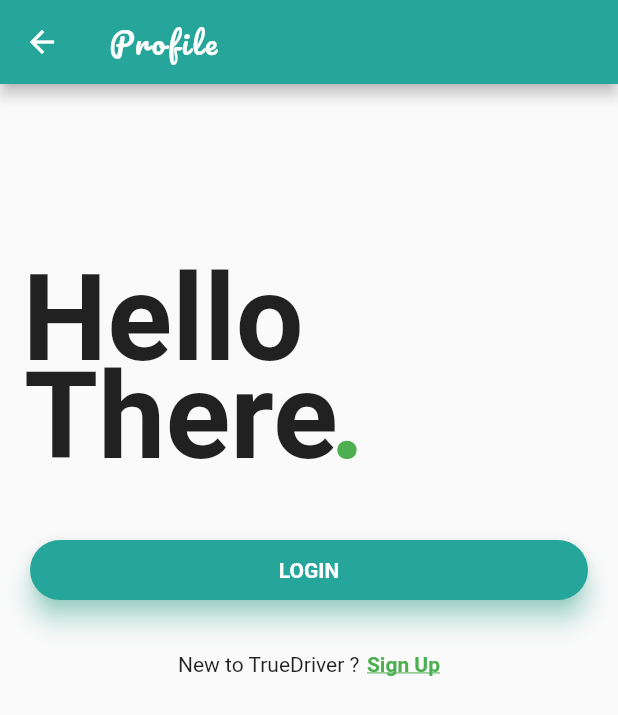
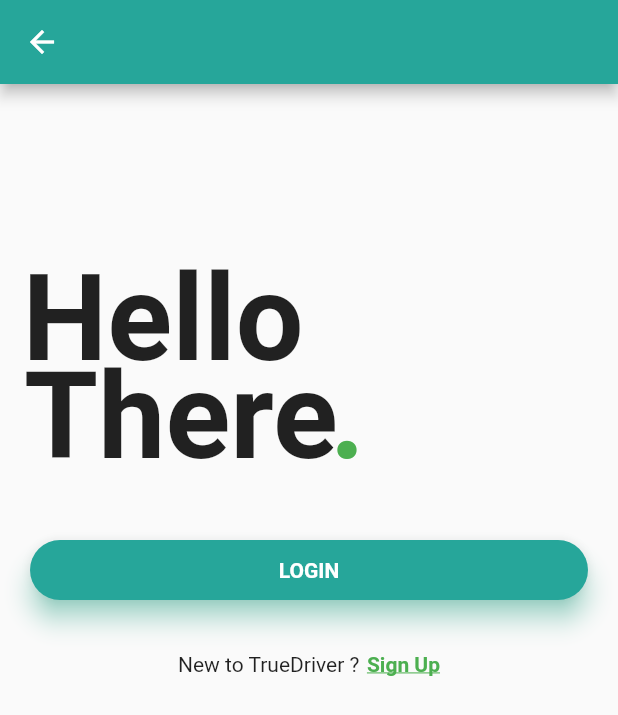
Before and after one commit to aseelbf/flutter_app, a Flutter app: the Profile screen opened by its route, on a phone screen of 412 x 824 dp. Shown: the top 715 px of the screen. Run offline on Flutter 3.47's test engine with Material 2 defaults, Android fonts, the phone set to English and light mode, and no system bars; our stand-ins replace curved_navigation_bar, fluttertoast, google_maps_flutter, permission_handler; missing offline and left inert: permission; Roboto replaces fonts that are missing (Montserrat); project files that could hold a hidden picture were left out.

Commit message:
My First Commit

```diff
--- a/lib/Profile.dart
+++ b/lib/Profile.dart
@@ -20,8 +20,7 @@ class _ProfileState extends State<Profile> {
 
       resizeToAvoidBottomPadding: false,
       appBar: AppBar(
-        title: Text("Profile", style: TextStyle(  letterSpacing: 2.0, fontFamily: 'Pacifico-Regular',),),
-          backgroundColor: Colors.teal[400]
+         backgroundColor: Colors.teal[400]
       ),
 
       body:Column(
--- a/lib/SignIn.dart
+++ b/lib/SignIn.dart
@@ -163,7 +163,7 @@ class Sign_InClass extends State<SignIN> {
           decoration: const InputDecoration( icon: Icon(Icons.vpn_key),
               //hintStyle: TextStyle(height:7, fontWeight: FontWeight.bold),
               // hintText: 'please write a good password?',
-              labelText: 'password' ),
+              labelText: 'password *' ),
           keyboardType: TextInputType.visiblePassword,
           validator: validatePassword,
           onSaved: (String val) {
```
